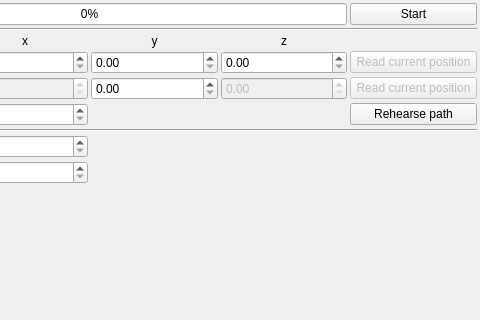
First picture: the form in src/gui/nearfieldscan_view.ui, repository eseo-emc/emctestbench, before the edit; both pictures show x 171 to 651 and y 0 to 320 of the 651 by 442 pixel window.
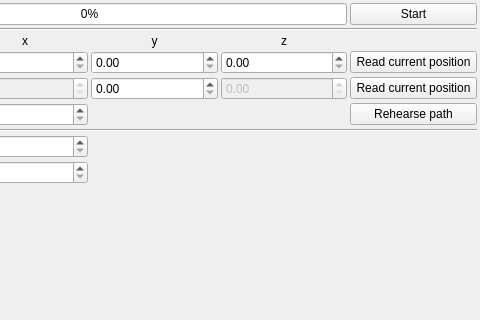
Second picture: the form after the edit. Custom widgets are drawn as their Qt base class.

```diff
--- a/src/gui/nearfieldscan_view.ui
+++ b/src/gui/nearfieldscan_view.ui
@@ -84,7 +84,7 @@
    <item row="4" column="4">
     <widget class="QPushButton" name="readStartPosition">
      <property name="enabled">
-      <bool>false</bool>
+      <bool>true</bool>
      </property>
      <property name="text">
       <string>Read current position</string>
@@ -110,7 +110,7 @@
    <item row="5" column="4">
     <widget class="QPushButton" name="readStopPosition">
      <property name="enabled">
-      <bool>false</bool>
+      <bool>true</bool>
      </property>
      <property name="text">
       <string>Read current position</string>
```
